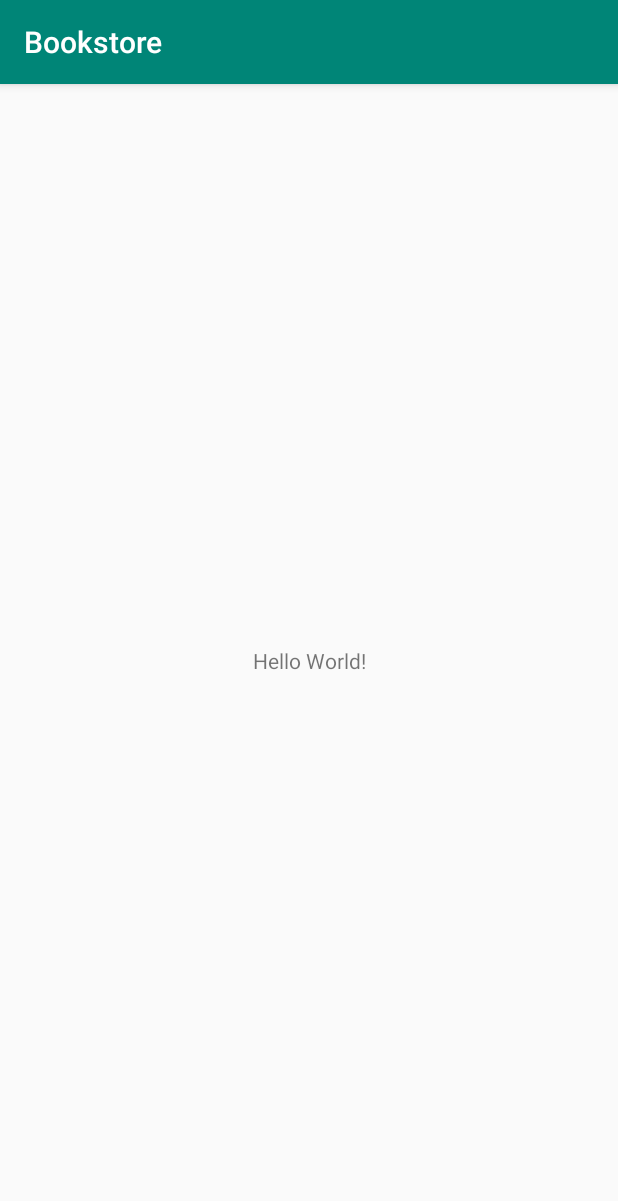
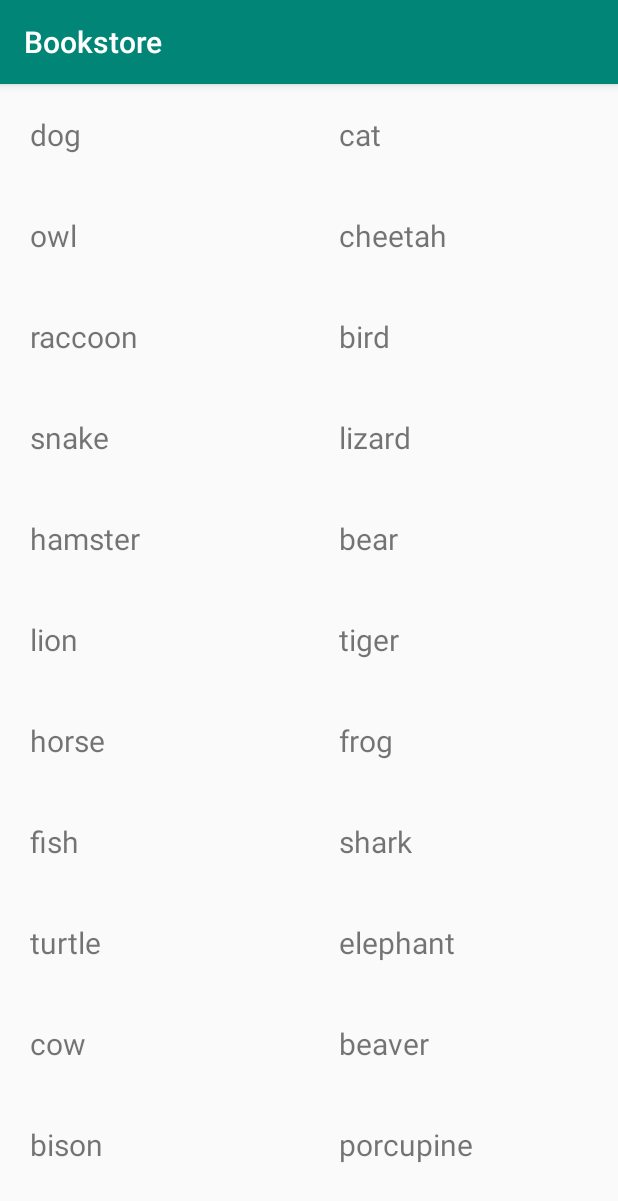
Before and after one commit to yuliyabondarenko/bookstore-android-app, an Android app: the screen it shows after launch (MainActivity), on a phone screen of 412 x 824 dp. Shown: the top 1201 px of the screen. Run offline under Robolectric (Android 15) with nearby library versions, the phone set to English and light mode, and no system bars.

Commit message:
simple RecyclerView with animals list - View Binding

```diff
--- a/app/build.gradle
+++ b/app/build.gradle
@@ -32,4 +32,5 @@ dependencies {
     testImplementation 'junit:junit:4.12'
     androidTestImplementation 'androidx.test.ext:junit:1.1.0'
     androidTestImplementation 'androidx.test.espresso:espresso-core:3.1.1'
+    implementation 'androidx.recyclerview:recyclerview:1.0.0'
 }
--- /dev/null
+++ b/app/src/main/java/com/jubee/bookstore/AnimalAdapter.kt
@@ -0,0 +1,34 @@
+package com.jubee.bookstore
+
+import android.content.Context
+import android.view.LayoutInflater
+import android.view.View
+import android.view.ViewGroup
+import androidx.recyclerview.widget.RecyclerView
+import kotlinx.android.synthetic.main.animal_list_item.view.*
+
+public class AnimalAdapter(private val items: ArrayList<String>) :
+    RecyclerView.Adapter<RecyclerView.ViewHolder>() {
+
+    class ViewHolder(view: View) : RecyclerView.ViewHolder(view)
+
+    override fun getItemCount(): Int {
+        return items.size
+    }
+
+    // Inflates the item views
+    override fun onCreateViewHolder(parent: ViewGroup, viewType: Int): RecyclerView.ViewHolder {
+        return ViewHolder(
+            LayoutInflater.from(parent.context).inflate(
+                R.layout.animal_list_item,
+                parent,
+                false
+            )
+        )
+    }
+
+    // Binds each animal in the ArrayList to a view
+    override fun onBindViewHolder(holder: RecyclerView.ViewHolder, position: Int) {
+        holder.itemView.tv_animal_type?.text = items[position]
+    }
+}
--- a/app/src/main/java/com/jubee/bookstore/MainActivity.kt
+++ b/app/src/main/java/com/jubee/bookstore/MainActivity.kt
@@ -2,11 +2,56 @@ package com.jubee.bookstore
 
 import androidx.appcompat.app.AppCompatActivity
 import android.os.Bundle
+import androidx.recyclerview.widget.GridLayoutManager
+import kotlinx.android.synthetic.main.activity_main.*
 
 class MainActivity : AppCompatActivity() {
+
+    val animals: ArrayList<String> = ArrayList()
 
     override fun onCreate(savedInstanceState: Bundle?) {
         super.onCreate(savedInstanceState)
         setContentView(R.layout.activity_main)
+
+        addAnimals()
+
+        rv_animal_list.layoutManager = GridLayoutManager(this, 2)
+
+        rv_animal_list.adapter = AnimalAdapter(animals)
+    }
+
+    fun addAnimals() {
+        animals.add("dog")
+        animals.add("cat")
+        animals.add("owl")
+        animals.add("cheetah")
+        animals.add("raccoon")
+        animals.add("bird")
+        animals.add("snake")
+        animals.add("lizard")
+        animals.add("hamster")
+        animals.add("bear")
+        animals.add("lion")
+        animals.add("tiger")
+        animals.add("horse")
+        animals.add("frog")
+        animals.add("fish")
+        animals.add("shark")
+        animals.add("turtle")
+        animals.add("elephant")
+        animals.add("cow")
+        animals.add("beaver")
+        animals.add("bison")
+        animals.add("porcupine")
+        animals.add("rat")
+        animals.add("mouse")
+        animals.add("goose")
+        animals.add("deer")
+        animals.add("fox")
+        animals.add("moose")
+        animals.add("buffalo")
+        animals.add("monkey")
+        animals.add("penguin")
+        animals.add("parrot")
     }
 }
--- a/app/src/main/res/layout/activity_main.xml
+++ b/app/src/main/res/layout/activity_main.xml
@@ -6,13 +6,12 @@
     android:layout_height="match_parent"
     tools:context=".MainActivity">
 
-    <TextView
-        android:layout_width="wrap_content"
-        android:layout_height="wrap_content"
-        android:text="Hello World!"
+    <androidx.recyclerview.widget.RecyclerView
+        android:id="@+id/rv_animal_list"
+        android:layout_width="match_parent"
+        android:layout_height="match_parent"
         app:layout_constraintBottom_toBottomOf="parent"
-        app:layout_constraintLeft_toLeftOf="parent"
-        app:layout_constraintRight_toRightOf="parent"
+        app:layout_constraintEnd_toEndOf="parent"
+        app:layout_constraintStart_toStartOf="parent"
         app:layout_constraintTop_toTopOf="parent" />
-
 </androidx.constraintlayout.widget.ConstraintLayout>
--- /dev/null
+++ b/app/src/main/res/layout/animal_list_item.xml
@@ -0,0 +1,14 @@
+<?xml version="1.0" encoding="utf-8"?>
+<LinearLayout xmlns:android="http://schemas.android.com/apk/res/android"
+    android:orientation="vertical"
+    android:layout_width="match_parent"
+    android:layout_height="wrap_content">
+
+    <TextView
+        android:id="@+id/tv_animal_type"
+        android:layout_width="match_parent"
+        android:layout_height="wrap_content"
+        android:textSize="20sp"
+        android:padding="20dp"/>
+
+</LinearLayout>
```
